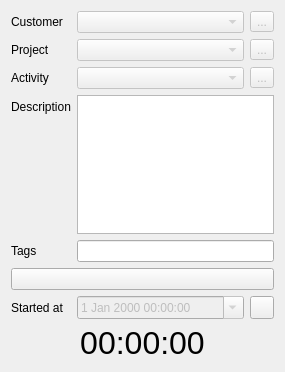
The window that src/gui/activityWidget.ui (AlexandrePTJ/kemai) describes before a commit, drawn with Qt 5.
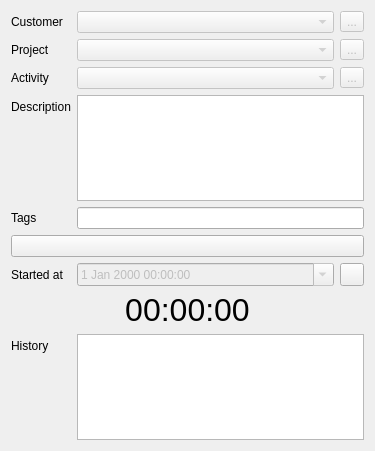
The same window after the commit. Icons and pictures are not drawn. Custom widgets are drawn as their Qt base class.

Diff of the .ui file:
```diff
--- a/src/gui/activityWidget.ui
+++ b/src/gui/activityWidget.ui
@@ -6,8 +6,8 @@
    <rect>
     <x>0</x>
     <y>0</y>
-    <width>285</width>
-    <height>372</height>
+    <width>375</width>
+    <height>451</height>
    </rect>
   </property>
   <property name="windowTitle">
@@ -177,14 +177,7 @@
       </widget>
      </item>
      <item row="3" column="1">
-      <widget class="QPlainTextEdit" name="pteDescription">
-       <property name="sizePolicy">
-        <sizepolicy hsizetype="Expanding" vsizetype="Preferred">
-         <horstretch>0</horstretch>
-         <verstretch>0</verstretch>
-        </sizepolicy>
-       </property>
-      </widget>
+      <widget class="QPlainTextEdit" name="pteDescription"/>
      </item>
      <item row="4" column="0">
       <widget class="QLabel" name="lbTags">
@@ -282,6 +275,16 @@
        </property>
       </widget>
      </item>
+     <item row="8" column="1">
+      <widget class="QListWidget" name="lwHistory"/>
+     </item>
+     <item row="8" column="0">
+      <widget class="QLabel" name="label">
+       <property name="text">
+        <string>History</string>
+       </property>
+      </widget>
+     </item>
     </layout>
    </item>
    <item>
```
